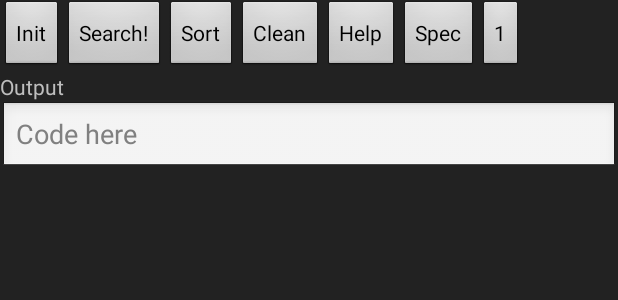
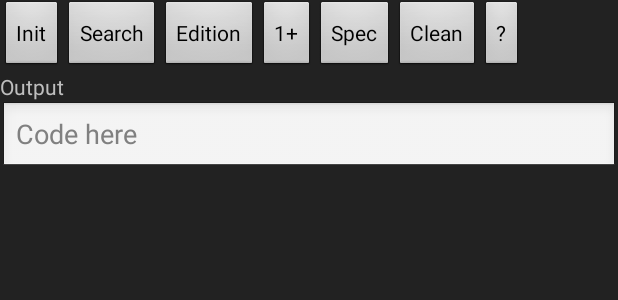
Before and after one commit to lzybluee/MtgViewer, an Android app: the layout search_layout.xml on its own in the app's theme, with its tools: preview values and no code run, on a phone screen of 412 x 824 dp. Shown: the top 300 px of the screen. Run offline under Robolectric (Android 15) with nearby library versions, the phone set to English and light mode, and no system bars.

Commit message:
1. Re-position buttons 2. Add excluded card number in toast

```diff
--- a/app/src/main/java/lu/cifer/mtgviewer/CardAnalyzer.java
+++ b/app/src/main/java/lu/cifer/mtgviewer/CardAnalyzer.java
@@ -23,6 +23,7 @@ public class CardAnalyzer {
             "Ongoing Scheme", "Conspiracy"};
 
     public static String[] results;
+    public static int exclude;
 
     static String last_name = "";
     static ReprintInfo last_card;
@@ -903,6 +904,7 @@ public class CardAnalyzer {
         stop = false;
         progress = 0;
         foundCards = 0;
+        exclude = 0;
 
         if (lastCode != null && !script.isEmpty() && script.equals(lastCode)) {
             skipSearch = true;
@@ -1006,6 +1008,8 @@ public class CardAnalyzer {
                 results[i] = cards.get(i).picture;
             }
         }
+
+        exclude = cards.size() - results.length;
 
         return results.length;
     }
--- a/app/src/main/java/lu/cifer/mtgviewer/CardBundle.java
+++ b/app/src/main/java/lu/cifer/mtgviewer/CardBundle.java
@@ -38,7 +38,7 @@ public class CardBundle {
                 if (!bundle.contains(card)) {
                     bundle.add(card);
                     activity.saveBundle(bundle);
-                    activity.init(bundle.toArray(new String[0]));
+                    activity.init(bundle.toArray(new String[0]), 0);
                 }
                 dialog.dismiss();
                 return true;
@@ -49,7 +49,7 @@ public class CardBundle {
         showButton.setOnClickListener(new View.OnClickListener() {
             @Override
             public void onClick(View v) {
-                activity.init(bundle.toArray(new String[0]));
+                activity.init(bundle.toArray(new String[0]), 0);
                 dialog.dismiss();
             }
         });
--- a/app/src/main/java/lu/cifer/mtgviewer/MainActivity.java
+++ b/app/src/main/java/lu/cifer/mtgviewer/MainActivity.java
@@ -118,14 +118,14 @@ public class MainActivity extends Activity {
         });
     }
 
-    void init(String[] cards) {
+    void init(String[] cards, int exclude) {
         mCardPath = new Vector<>();
 
         for (String card : cards) {
             mCardPath.add(SDPath + "/MTG/" + card);
         }
 
-        Toast.makeText(MainActivity.this, "Total Cards : " + mCardPath.size(),
+        Toast.makeText(MainActivity.this, "Total Cards : " + mCardPath.size() + (exclude == 0 ? "" : " (Exclude " + exclude + ")"),
                 Toast.LENGTH_SHORT).show();
 
         initGallery();
@@ -429,7 +429,7 @@ public class MainActivity extends Activity {
         setContentView(R.layout.main_layout);
 
         if (pictures != null && pictures.length > 0) {
-            init(pictures);
+            init(pictures, CardAnalyzer.exclude);
         } else {
             init("Back");
         }
--- a/app/src/main/res/layout/search_layout.xml
+++ b/app/src/main/res/layout/search_layout.xml
@@ -20,13 +20,25 @@
             android:id="@+id/search_button"
             android:layout_width="wrap_content"
             android:layout_height="wrap_content"
-            android:text="Search!" />
+            android:text="Search" />
 
         <Button
             android:id="@+id/sort_button"
             android:layout_width="wrap_content"
             android:layout_height="wrap_content"
-            android:text="Sort" />
+            android:text="Edition" />
+
+        <Button
+            android:id="@+id/single_button"
+            android:layout_width="wrap_content"
+            android:layout_height="wrap_content"
+            android:text="1+" />
+
+        <Button
+            android:id="@+id/special_button"
+            android:layout_width="wrap_content"
+            android:layout_height="wrap_content"
+            android:text="Spec" />
 
         <Button
             android:id="@+id/clean_button"
@@ -38,19 +50,7 @@
             android:id="@+id/help_button"
             android:layout_width="wrap_content"
             android:layout_height="wrap_content"
-            android:text="Help" />
-
-        <Button
-            android:id="@+id/special_button"
-            android:layout_width="wrap_content"
-            android:layout_height="wrap_content"
-            android:text="Spec" />
-
-        <Button
-            android:id="@+id/single_button"
-            android:layout_width="wrap_content"
-            android:layout_height="wrap_content"
-            android:text="1" />
+            android:text="\?" />
 
     </LinearLayout>
 
```
Also changed, not shown: app/src/main/java/lu/cifer/mtgviewer/SearchActivity.java (+13 -12 lines).
